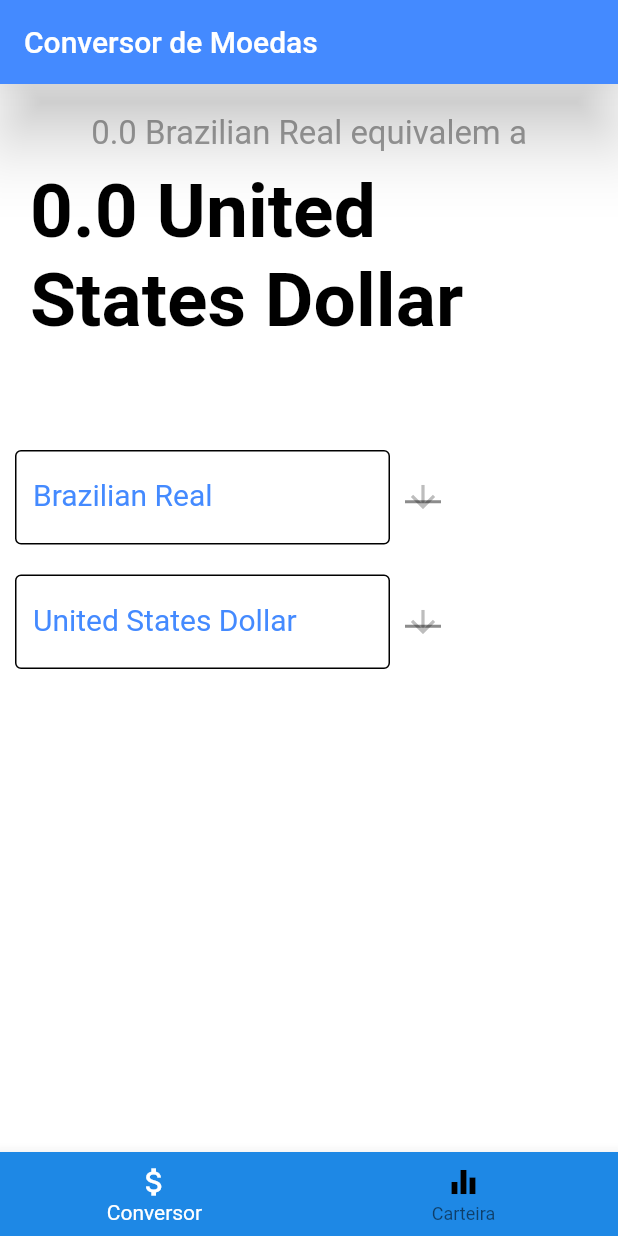
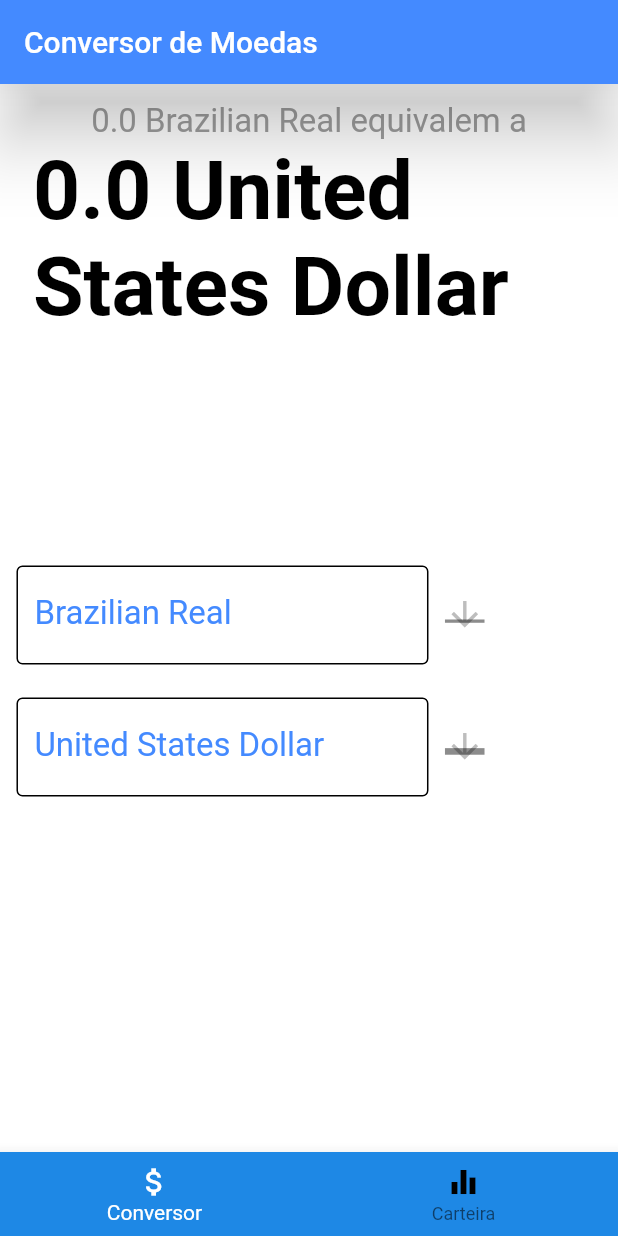
Before and after one commit to iojoaomarcos/Stonks, a Flutter app: the ConversorPage screen opened directly, on a phone screen of 412 x 824 dp. Run offline on Flutter 3.47's test engine with Material 2 defaults, Android fonts, the phone set to English and light mode, and no system bars; our stand-ins replace firebase_auth, firebase_database, google_sign_in, sqflite; accounts and stored records are empty.

Commit message:
RESPONSIVE conversor_page

```diff
--- a/Projeto_Final/lib/conversor_moedas/conversor_page.dart
+++ b/Projeto_Final/lib/conversor_moedas/conversor_page.dart
@@ -172,9 +172,14 @@ class _ConversorPageState extends State<ConversorPage> {
     }
   }
 
+  //Responsive APP
   double setWidth(double value) {
+    return value * AppSize.widthProportions(MediaQuery.of(context).size.width);
+  }
+
+  double setHeight(double value) {
     return value *
-        AppSize.widthProportions(MediaQuery.of(context).size.width, value);
+        AppSize.heightProportions(MediaQuery.of(context).size.height);
   }
 
   @override
@@ -190,11 +195,11 @@ class _ConversorPageState extends State<ConversorPage> {
         elevation: 20.0,
       ),
       body: SingleChildScrollView(
-        padding: EdgeInsets.all(10.0),
+        padding: EdgeInsets.all(setWidth(10.0)),
         child: Column(
           children: <Widget>[
             Padding(
-              padding: EdgeInsets.all(10.0),
+              padding: EdgeInsets.all(setWidth(1.0)),
               child: Text(
                 "$_moeda1 $_moedaNome equivalem a",
                 style: TextStyle(
@@ -204,21 +209,22 @@ class _ConversorPageState extends State<ConversorPage> {
               ),
             ),
             Padding(
-              padding: EdgeInsets.fromLTRB(10.0, 0.0, 0.0, 70.0),
+              padding: EdgeInsets.fromLTRB(
+                  setWidth(10.0), 0.0, 0.0, setHeight(70.0)),
               child: Text(
                 "$_moeda2 $_moedaNome2",
                 style: TextStyle(
                     color: Colors.black,
                     fontWeight: FontWeight.bold,
-                    fontSize: 50.0),
+                    fontSize: setWidth(50.0)),
               ),
             ),
             Padding(
-              padding: const EdgeInsets.only(bottom: 20.0),
+              padding: EdgeInsets.only(bottom: setWidth(20.0)),
               child: Row(
                 children: <Widget>[
                   Container(
-                    width: 250.0,
+                    width: setWidth(250.0),
                     child: TextField(
                       controller: moeda1Controller,
                       decoration: InputDecoration(
@@ -229,21 +235,22 @@ class _ConversorPageState extends State<ConversorPage> {
                       ),
                       style: TextStyle(
                         color: Colors.blueAccent,
-                        fontSize: 20.0,
+                        fontSize: setWidth(20.0),
                       ),
                       onChanged: _moeda1Changed,
                       keyboardType: TextInputType.number,
                     ),
                   ),
                   Padding(
-                    padding: EdgeInsets.only(left: 10.0),
+                    padding: EdgeInsets.only(left: setWidth(10.0)),
                     child: DropdownButton<String>(
                       value: _dropdownValue,
                       icon: Icon(Icons.arrow_downward),
-                      iconSize: 24,
-                      style: TextStyle(color: Colors.black45, fontSize: 16.0),
+                      iconSize: setWidth(24.0),
+                      style: TextStyle(
+                          color: Colors.black45, fontSize: setWidth(16.0)),
                       underline: Container(
-                        height: 2,
+                        height: setWidth(2.0),
                         color: Colors.black45,
                       ),
                       onChanged: (String newValue) {
@@ -264,7 +271,7 @@ class _ConversorPageState extends State<ConversorPage> {
             Row(
               children: <Widget>[
                 Container(
-                  width: 250.0,
+                  width: setWidth(250.0),
                   child: TextField(
                     controller: moeda2Controller,
                     decoration: InputDecoration(
@@ -275,21 +282,22 @@ class _ConversorPageState extends State<ConversorPage> {
                     ),
                     style: TextStyle(
                       color: Colors.blueAccent,
-                      fontSize: 20.0,
+                      fontSize: setWidth(20.0),
                     ),
                     onChanged: _moeda2Changed,
                     keyboardType: TextInputType.number,
                   ),
                 ),
                 Padding(
-                  padding: EdgeInsets.only(left: 10.0),
+                  padding: EdgeInsets.only(left: setWidth(10.0)),
                   child: DropdownButton<String>(
                     value: _dropdownValue2,
                     icon: Icon(Icons.arrow_downward),
-                    iconSize: 24,
-                    style: TextStyle(color: Colors.black45, fontSize: 16.0),
+                    iconSize: setWidth(24.0),
+                    style: TextStyle(
+                        color: Colors.black45, fontSize: setWidth(16.0)),
                     underline: Container(
-                      height: 2,
+                      height: setHeight(2.0),
                       color: Colors.black45,
                     ),
                     onChanged: (String newValue) {
@@ -311,7 +319,7 @@ class _ConversorPageState extends State<ConversorPage> {
       ),
       bottomNavigationBar: BottomNavigationBar(
         backgroundColor: Colors.blue[600],
-        items: const <BottomNavigationBarItem>[
+        items: <BottomNavigationBarItem>[
           BottomNavigationBarItem(
             icon: Icon(
               Icons.attach_money,
@@ -319,7 +327,7 @@ class _ConversorPageState extends State<ConversorPage> {
             ),
             title: Text(
               'Conversor',
-              style: TextStyle(color: Colors.white, fontSize: 18.0),
+              style: TextStyle(color: Colors.white, fontSize: setHeight(10.0)),
             ),
           ),
           BottomNavigationBarItem(
@@ -329,7 +337,7 @@ class _ConversorPageState extends State<ConversorPage> {
             ),
             title: Text(
               'Carteira',
-              style: TextStyle(color: Colors.black, fontSize: 18.0),
+              style: TextStyle(color: Colors.black, fontSize: setHeight(10.0)),
             ),
           ),
         ],
--- a/Projeto_Final/lib/helpers/appSize.dart
+++ b/Projeto_Final/lib/helpers/appSize.dart
@@ -9,11 +9,11 @@ class AppSize {
   //   heightPercentage = heightSize / xdHeightSize;
   // }
 
-  static double widthProportions(double widthScreen, double size) {
+  static double widthProportions(double widthScreen) {
     return widthScreen / xdWidhtSize;
   }
 
-  static double heightProportions(double widthScreen, double size) {
+  static double heightProportions(double widthScreen) {
     return widthScreen / xdWidhtSize;
   }
 }
```
